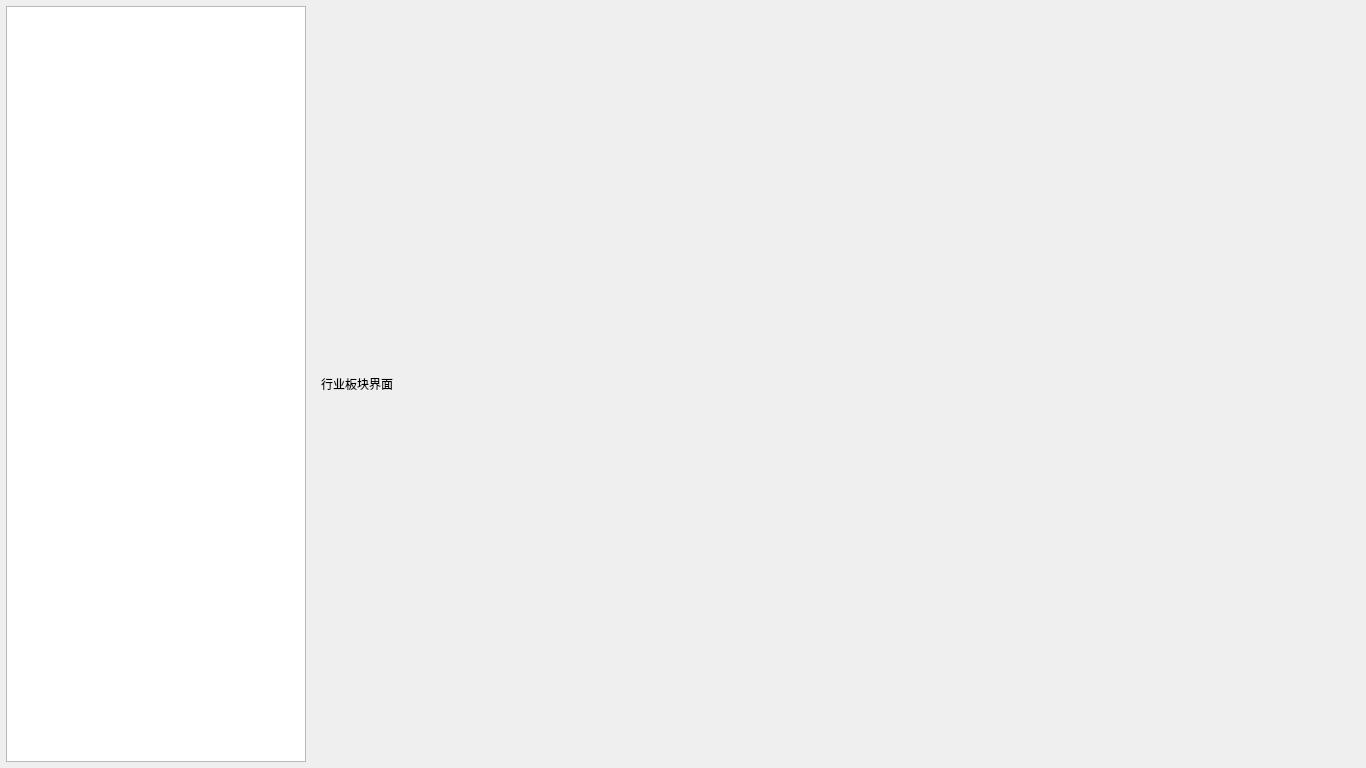
Above: gui/qt_widgets/board/IndustryBoardWidget.ui from Daydreamer-AI/MPolicy before the change. Below: the same form after it.
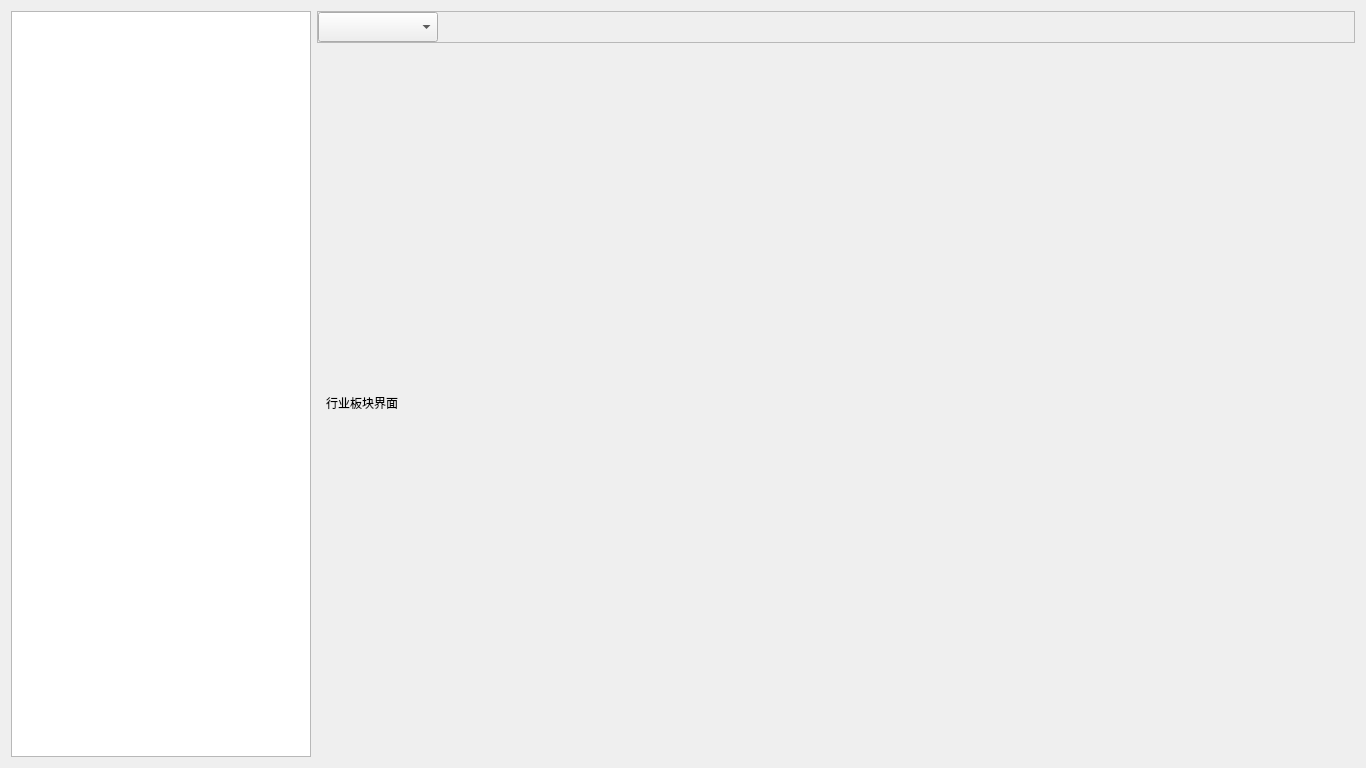
That is the form after the change.

Commit message: 行业板块趋势UI优化

```diff
--- a/gui/qt_widgets/board/IndustryBoardWidget.ui
+++ b/gui/qt_widgets/board/IndustryBoardWidget.ui
@@ -13,33 +13,82 @@
   <property name="windowTitle">
    <string>Form</string>
   </property>
+  <layout class="QHBoxLayout" name="horizontalLayout_2">
+   <item>
+    <widget class="QListWidget" name="listWidget_card">
+     <property name="minimumSize">
+      <size>
+       <width>300</width>
+       <height>0</height>
+      </size>
+     </property>
+     <property name="maximumSize">
+      <size>
+       <width>300</width>
+       <height>16777215</height>
+      </size>
+     </property>
+    </widget>
+   </item>
+   <item>
+    <layout class="QVBoxLayout" name="verticalLayout_2">
+     <item>
+      <widget class="QFrame" name="frame">
+       <property name="minimumSize">
+        <size>
+         <width>0</width>
+         <height>32</height>
+        </size>
+       </property>
+       <property name="maximumSize">
+        <size>
+         <width>16777215</width>
+         <height>32</height>
+        </size>
+       </property>
+       <property name="frameShape">
+        <enum>QFrame::StyledPanel</enum>
+       </property>
+       <property name="frameShadow">
+        <enum>QFrame::Raised</enum>
+       </property>
   <layout class="QHBoxLayout" name="horizontalLayout">
    <property name="leftMargin">
-    <number>6</number>
+         <number>0</number>
    </property>
    <property name="topMargin">
-    <number>6</number>
+         <number>0</number>
    </property>
    <property name="rightMargin">
-    <number>6</number>
+         <number>0</number>
    </property>
    <property name="bottomMargin">
-    <number>6</number>
+         <number>0</number>
    </property>
    <item>
-    <widget class="QListWidget" name="listWidget_card">
+         <widget class="QComboBox" name="comboBox_bar_type">
      <property name="minimumSize">
       <size>
-       <width>300</width>
-       <height>0</height>
-      </size>
-     </property>
-     <property name="maximumSize">
+            <width>120</width>
+            <height>30</height>
+           </size>
+          </property>
+         </widget>
+        </item>
+        <item>
+         <spacer name="horizontalSpacer">
+          <property name="orientation">
+           <enum>Qt::Horizontal</enum>
+          </property>
+          <property name="sizeHint" stdset="0">
       <size>
-       <width>300</width>
-       <height>16777215</height>
-      </size>
-     </property>
+            <width>909</width>
+            <height>20</height>
+           </size>
+          </property>
+         </spacer>
+        </item>
+       </layout>
     </widget>
    </item>
    <item>
@@ -54,6 +103,8 @@
       </item>
      </layout>
     </widget>
+     </item>
+    </layout>
    </item>
   </layout>
  </widget>
```
Lines whose indentation alone changed are shown as unchanged. The commit also changes 2 other files.
